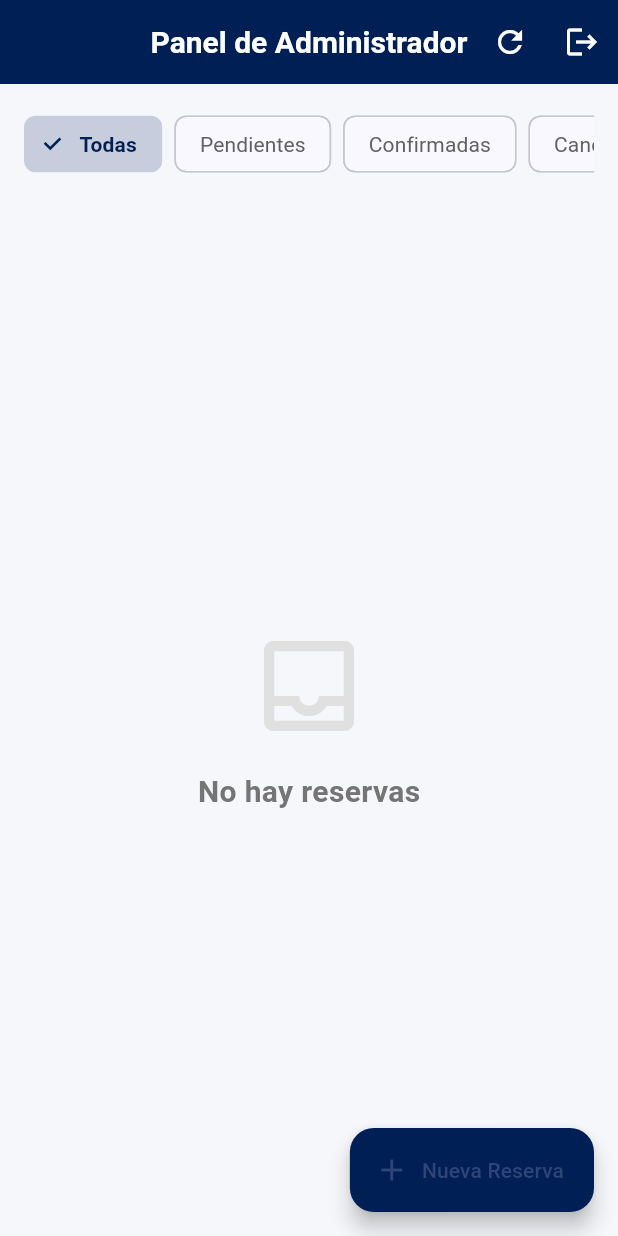
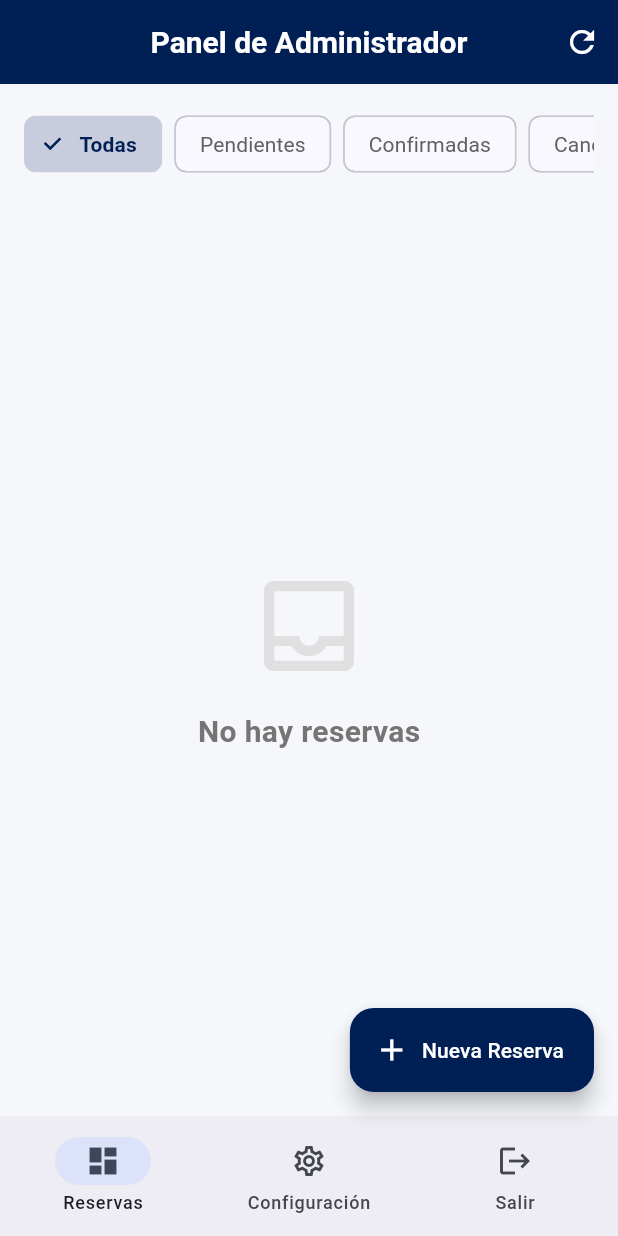
Before and after one commit to 51Jos/CampoRealMadriFC, a Flutter app: the AdminDashboardPage screen opened by its route, on a phone screen of 412 x 824 dp. Run offline on Flutter 3.47's test engine with Material 3 defaults, Android fonts, the phone set to English and light mode, and no system bars; our stand-ins replace cloud_firestore, dartz, dio, equatable, firebase_auth, firebase_core and 7 more; accounts and stored records are empty.

Commit message:
Fix: Mejorar UX del panel admin y mensajes de WhatsApp
- Agregar NavigationBar inferior en móvil para panel admin
- Incluir opciones: Reservas, Configuración y Salir
- Mover botón de logout del AppBar al NavigationBar
- Arreglar color de texto/icono del botón "Nueva Reserva" (foregroundColor: white)
- Actualizar formato de mensaje de confirmación de WhatsApp:
  * Cambiar a formato profesional con emojis
  * Incluir nombre del campo completo
  * Mostrar fecha con día de semana y mes en español
  * Agregar rango de horas (inicio - fin)
  * Incluir código de reserva único
  * Agregar información de contacto y dirección

🤖 Generated with [Claude Code](https://claude.com/claude-code)

Co-Authored-By: Claude <noreply@anthropic.com>

```diff
--- a/lib/features/admin/presentation/pages/admin_dashboard_page.dart
+++ b/lib/features/admin/presentation/pages/admin_dashboard_page.dart
@@ -28,6 +28,7 @@ class _AdminDashboardPageState extends State<AdminDashboardPage> {
   String? _currentFilter;
   final _whatsappService = WhatsAppService();
   CompanyInfo? _companyInfo;
+  int _selectedNavIndex = 0;
 
   @override
   void initState() {
@@ -84,13 +85,6 @@ class _AdminDashboardPageState extends State<AdminDashboardPage> {
               context.read<AdminBloc>().add(const LoadAllBookingsEvent());
             },
           ),
-          IconButton(
-            icon: const Icon(Icons.logout, color: Colors.white),
-            onPressed: () {
-              context.read<AuthBloc>().add(SignOutRequested());
-              context.go('/admin/login');
-            },
-          ),
         ],
       ),
       body: Column(
@@ -99,7 +93,8 @@ class _AdminDashboardPageState extends State<AdminDashboardPage> {
           Expanded(child: _buildBookingsList()),
         ],
       ),
-      floatingActionButton: FloatingActionButton.extended(
+      floatingActionButton: _selectedNavIndex == 0
+          ? FloatingActionButton.extended(
               onPressed: () async {
                 final result = await context.push('/admin/create-booking');
                 if (result == true && mounted) {
@@ -107,8 +102,40 @@ class _AdminDashboardPageState extends State<AdminDashboardPage> {
                 }
               },
               backgroundColor: AppColors.primary,
+              foregroundColor: Colors.white,
               icon: const Icon(Icons.add),
               label: const Text('Nueva Reserva'),
+            )
+          : null,
+      bottomNavigationBar: NavigationBar(
+        selectedIndex: _selectedNavIndex,
+        onDestinationSelected: (index) {
+          setState(() {
+            _selectedNavIndex = index;
+          });
+          if (index == 1) {
+            context.push('/admin/company-settings');
+          } else if (index == 2) {
+            context.read<AuthBloc>().add(SignOutRequested());
+            context.go('/admin/login');
+          }
+        },
+        destinations: const [
+          NavigationDestination(
+            icon: Icon(Icons.dashboard_outlined),
+            selectedIcon: Icon(Icons.dashboard),
+            label: 'Reservas',
+          ),
+          NavigationDestination(
+            icon: Icon(Icons.settings_outlined),
+            selectedIcon: Icon(Icons.settings),
+            label: 'Configuración',
+          ),
+          NavigationDestination(
+            icon: Icon(Icons.logout),
+            label: 'Salir',
+          ),
+        ],
       ),
     );
   }
@@ -123,6 +150,7 @@ class _AdminDashboardPageState extends State<AdminDashboardPage> {
           }
         },
         backgroundColor: AppColors.primary,
+        foregroundColor: Colors.white,
         icon: const Icon(Icons.add),
         label: const Text('Nueva Reserva'),
       ),
```
Also changed, not shown: lib/core/services/whatsapp_service.dart (+28 -13 lines). Lines whose indentation alone changed are shown as unchanged.
